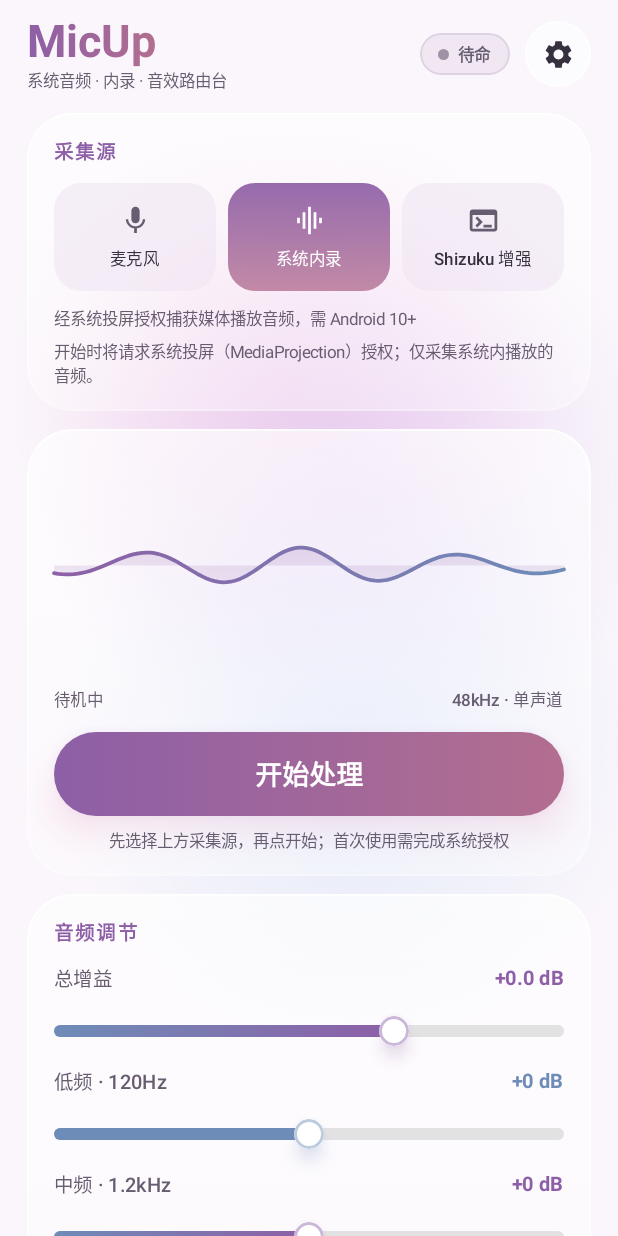
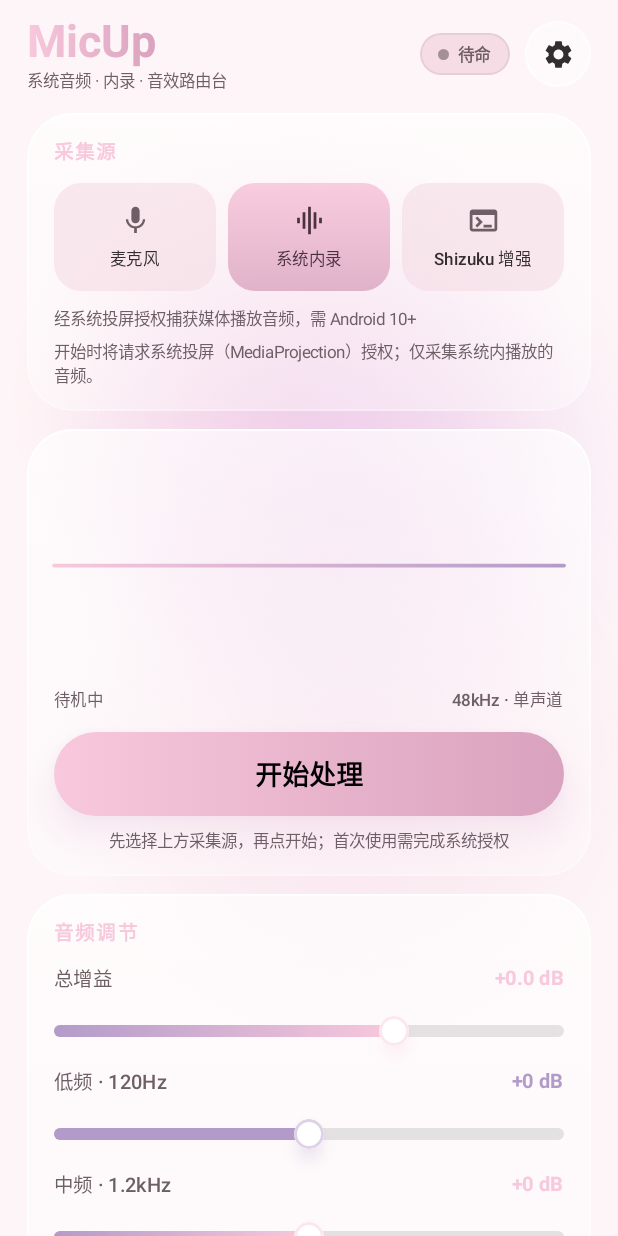
Before and after one commit to quaxsr/MicUp-Custom, an Android app built with Jetpack Compose: the screen it shows after launch (MainActivity), on a phone screen of 412 x 824 dp. Run offline under Robolectric (Android 15) with nearby library versions, the phone set to English and light mode, and no system bars; libraries missing offline, so code that uses them is left out: rikka.shizuku; 10 statements that could not run were skipped.

Commit message:
refactor: 莫兰迪粉紫主题 + 波形真实数据驱动 + 清理占位组件
- Theme.kt: 浅色固定莫兰迪粉紫（背景 #FDF5F7/卡片 #FCE8ED/选中 #F8C8DC/文字 #332D2F），深色改深邃紫灰底 + 柔和粉紫选中态，去除暗红感；不接入动态取色
- Visualizer.kt: 删除 rememberInfiniteTransition 伪造待机动画，无数据时波形呈平滑直线、频谱呈基线；采集时由 AudioEngine 实时 PCM（波形采样/FFT/RMS）驱动
- GlassKit/MainScreen: 选中态文字与图标由写死白色改为 onPrimary，保证浅粉底对比度；停止按钮与主按钮阴影改粉紫调
- SettingsRepository: 删除无任何逻辑绑定的 shizukuEnhance 占位字段

```diff
--- a/app/src/main/java/com/micup/custom/data/SettingsRepository.kt
+++ b/app/src/main/java/com/micup/custom/data/SettingsRepository.kt
@@ -62,8 +62,7 @@ data class MicUpSettings(
     val visualizerStyle: VisualizerStyle = VisualizerStyle.WAVEFORM,
     val bufferPreset: BufferPreset = BufferPreset.BALANCED,
     val rememberTuning: Boolean = true,
-    val keepScreenOn: Boolean = false,
-    val shizukuEnhance: Boolean = false
+    val keepScreenOn: Boolean = false
 )
 
 private val Context.dataStore by preferencesDataStore(name = "micup_settings")
@@ -82,7 +81,6 @@ object SettingsKeys {
     val BUFFER = stringPreferencesKey("buffer_preset")
     val REMEMBER_TUNING = booleanPreferencesKey("remember_tuning")
     val KEEP_SCREEN_ON = booleanPreferencesKey("keep_screen_on")
-    val SHIZUKU_ENHANCE = booleanPreferencesKey("shizuku_enhance")
 }
 
 /** DataStore 持久化仓库：所有设置项跨启动保存 */
@@ -105,8 +103,7 @@ class SettingsRepository(private val context: Context) {
             visualizerStyle = getEnum(SettingsKeys.VISUALIZER, d.visualizerStyle),
             bufferPreset = getEnum(SettingsKeys.BUFFER, d.bufferPreset),
             rememberTuning = this[SettingsKeys.REMEMBER_TUNING] ?: d.rememberTuning,
-            keepScreenOn = this[SettingsKeys.KEEP_SCREEN_ON] ?: d.keepScreenOn,
-            shizukuEnhance = this[SettingsKeys.SHIZUKU_ENHANCE] ?: d.shizukuEnhance
+            keepScreenOn = this[SettingsKeys.KEEP_SCREEN_ON] ?: d.keepScreenOn
         )
     }
 
@@ -128,7 +125,6 @@ class SettingsRepository(private val context: Context) {
             p[SettingsKeys.BUFFER] = s.bufferPreset.name
             p[SettingsKeys.REMEMBER_TUNING] = s.rememberTuning
             p[SettingsKeys.KEEP_SCREEN_ON] = s.keepScreenOn
-            p[SettingsKeys.SHIZUKU_ENHANCE] = s.shizukuEnhance
         }
     }
 }
--- a/app/src/main/java/com/micup/custom/ui/GlassKit.kt
+++ b/app/src/main/java/com/micup/custom/ui/GlassKit.kt
@@ -333,13 +333,13 @@ fun StatusPill(text: String, active: Boolean, modifier: Modifier = Modifier) {
                 Modifier
                     .size(7.dp)
                     .clip(CircleShape)
-                    .background(if (active) Color.White else cs.onSurfaceVariant.copy(alpha = 0.6f))
+                    .background(if (active) cs.onPrimary else cs.onSurfaceVariant.copy(alpha = 0.6f))
             )
             Spacer(Modifier.width(6.dp))
             Text(
                 text,
                 style = MaterialTheme.typography.labelMedium,
-                color = if (active) Color.White else cs.onSurfaceVariant,
+                color = if (active) cs.onPrimary else cs.onSurfaceVariant,
                 fontWeight = FontWeight.SemiBold
             )
         }
@@ -377,7 +377,7 @@ fun PresetChip(
         Text(
             text,
             style = MaterialTheme.typography.titleSmall,
-            color = if (selected) Color.White else cs.onSurfaceVariant,
+            color = if (selected) cs.onPrimary else cs.onSurfaceVariant,
             fontWeight = if (selected) FontWeight.Bold else FontWeight.Medium
         )
     }
@@ -402,7 +402,7 @@ fun GlowButton(
                 scaleX = scale
                 scaleY = scale
             }
-            .shadow(14.dp, shape, clip = false, ambientColor = Color(0xFF7C5CE0), spotColor = Color(0xFFE58FB1))
+            .shadow(14.dp, shape, clip = false, ambientColor = Color(0xFFB89BD8), spotColor = Color(0xFFD8A2C8))
             .clip(shape)
             .background(if (enabled) container else SolidColor(Color.Gray.copy(alpha = 0.4f)))
             .clickable(enabled = enabled, interactionSource = interaction, indication = null, onClick = onClick)
@@ -411,7 +411,7 @@ fun GlowButton(
     ) {
         Text(
             text,
-            color = Color.White,
+            color = cs.onPrimary,
             style = MaterialTheme.typography.titleLarge,
             fontWeight = FontWeight.Bold
         )
@@ -477,7 +477,7 @@ fun <T> ChoiceRow(
                 Text(
                     label(option),
                     style = MaterialTheme.typography.labelLarge,
-                    color = if (isSelected) Color.White else cs.onSurfaceVariant,
+                    color = if (isSelected) cs.onPrimary else cs.onSurfaceVariant,
                     fontWeight = if (isSelected) FontWeight.Bold else FontWeight.Medium,
                     maxLines = 1
                 )
--- a/app/src/main/java/com/micup/custom/ui/MainScreen.kt
+++ b/app/src/main/java/com/micup/custom/ui/MainScreen.kt
@@ -214,12 +214,12 @@ private fun RowScope.SourceOption(
             .padding(vertical = 14.dp),
         horizontalAlignment = Alignment.CenterHorizontally
     ) {
-        Icon(icon, contentDescription = mode.label, tint = if (selected) Color.White else cs.onSurfaceVariant, modifier = Modifier.size(22.dp))
+        Icon(icon, contentDescription = mode.label, tint = if (selected) cs.onPrimary else cs.onSurfaceVariant, modifier = Modifier.size(22.dp))
         Spacer(Modifier.height(6.dp))
         Text(
             mode.label,
             style = MaterialTheme.typography.labelMedium,
-            color = if (selected) Color.White else cs.onSurface
+            color = if (selected) cs.onPrimary else cs.onSurface
         )
     }
 }
@@ -303,7 +303,7 @@ private fun EngineCard(
         GlowButton(
             text = if (running) "停止处理" else "开始处理",
             container = if (running) {
-                Brush.horizontalGradient(listOf(Color(0xFF5D6780), Color(0xFF3C4459)))
+                Brush.horizontalGradient(listOf(Color(0xFF6E6180), Color(0xFF4C4158)))
             } else {
                 Brush.horizontalGradient(listOf(cs.primary, cs.secondary))
             },
--- a/app/src/main/java/com/micup/custom/ui/Visualizer.kt
+++ b/app/src/main/java/com/micup/custom/ui/Visualizer.kt
@@ -1,15 +1,9 @@
 package com.micup.custom.ui
 
-import androidx.compose.animation.core.LinearEasing
-import androidx.compose.animation.core.animateFloat
-import androidx.compose.animation.core.infiniteRepeatable
-import androidx.compose.animation.core.rememberInfiniteTransition
-import androidx.compose.animation.core.tween
 import androidx.compose.foundation.Canvas
+import androidx.compose.material3.ColorScheme
 import androidx.compose.material3.MaterialTheme
-import androidx.compose.material3.ColorScheme
 import androidx.compose.runtime.Composable
-import androidx.compose.runtime.getValue
 import androidx.compose.ui.Modifier
 import androidx.compose.ui.geometry.CornerRadius
 import androidx.compose.ui.geometry.Offset
@@ -24,13 +18,12 @@ import androidx.compose.ui.unit.dp
 import com.micup.custom.audio.AudioEngine
 import com.micup.custom.audio.EngineFrame
 import com.micup.custom.data.VisualizerStyle
-import kotlin.math.PI
 import kotlin.math.abs
-import kotlin.math.sin
 
 /**
  * 音频可视化：实时波形 / 频谱柱。
- * 无数据时播放呼吸感待机动画，界面始终“活着”。
+ * 数据全部来自 AudioEngine 实时 PCM 环（EngineFrame：波形采样 + FFT 频谱 + RMS 电平）。
+ * 无采集数据时不做任何伪造动画：波形呈平滑直线，频谱呈基线。
  */
 @Composable
 fun AudioVisualizer(
@@ -39,22 +32,15 @@ fun AudioVisualizer(
     modifier: Modifier = Modifier
 ) {
     val cs = MaterialTheme.colorScheme
-    val idle = rememberInfiniteTransition(label = "idle")
-    val idleT by idle.animateFloat(
-        initialValue = 0f,
-        targetValue = 1f,
-        animationSpec = infiniteRepeatable(animation = tween(5000, easing = LinearEasing)),
-        label = "idleT"
-    )
     Canvas(modifier) {
         when (style) {
-            VisualizerStyle.WAVEFORM -> drawWave(this, frame, idleT, cs)
-            VisualizerStyle.SPECTRUM -> drawSpectrum(this, frame, idleT, cs)
+            VisualizerStyle.WAVEFORM -> drawWave(this, frame, cs)
+            VisualizerStyle.SPECTRUM -> drawSpectrum(this, frame, cs)
         }
     }
 }
 
-private fun drawWave(scope: DrawScope, frame: EngineFrame?, idleT: Float, cs: ColorScheme) {
+private fun drawWave(scope: DrawScope, frame: EngineFrame?, cs: ColorScheme) {
     val w = scope.size.width
     val h = scope.size.height
     val cy = h / 2f
@@ -69,12 +55,8 @@ private fun drawWave(scope: DrawScope, frame: EngineFrame?, idleT: Float, cs: Co
             if (a > mx) mx = a
         }
         for (i in 0 until n) samples[i] = (samples[i] / mx).coerceIn(-1f, 1f)
-    } else {
-        for (i in 0 until n) {
-            val phase = i * 0.16f + idleT * 2f * PI.toFloat() * 2f
-            samples[i] = sin(phase) * (0.15f + 0.06f * sin(idleT * 2f * PI.toFloat() + i * 0.045f))
-        }
-    }
+    } // 无数据：samples 保持全 0，绘制结果即一条平滑直线（待机态）
+
     val amp = h * 0.38f
     val line = Path()
     for (i in 0 until n) {
@@ -82,6 +64,7 @@ private fun drawWave(scope: DrawScope, frame: EngineFrame?, idleT: Float, cs: Co
         val y = cy - samples[i] * amp
         if (i == 0) line.moveTo(x, y) else line.lineTo(x, y)
     }
+    if (src != null) {
         val fill = Path()
         fill.addPath(line)
         fill.lineTo(w, cy)
@@ -95,6 +78,7 @@ private fun drawWave(scope: DrawScope, frame: EngineFrame?, idleT: Float, cs: Co
                 endY = cy + amp
             )
         )
+    }
     scope.drawPath(
         line,
         Brush.horizontalGradient(listOf(cs.primary, cs.tertiary)),
@@ -102,7 +86,7 @@ private fun drawWave(scope: DrawScope, frame: EngineFrame?, idleT: Float, cs: Co
     )
 }
 
-private fun drawSpectrum(scope: DrawScope, frame: EngineFrame?, idleT: Float, cs: ColorScheme) {
+private fun drawSpectrum(scope: DrawScope, frame: EngineFrame?, cs: ColorScheme) {
     val w = scope.size.width
     val h = scope.size.height
     val n = AudioEngine.SPEC_BARS
@@ -117,19 +101,32 @@ private fun drawSpectrum(scope: DrawScope, frame: EngineFrame?, idleT: Float, cs
         startY = 0f,
         endY = h
     )
+    val idleColor = cs.onSurfaceVariant.copy(alpha = 0.25f)
     for (i in 0 until n) {
-        val raw = spectrum?.get(i) ?: idleBar(i, idleT)
+        val hasData = spectrum != null
+        val raw = spectrum?.get(i) ?: 0f
         val v = raw.coerceIn(0f, 1f)
         val bh = (base + v * 0.95f) * maxHeight
         val x = i * (barW + gap)
         val y0 = h - bh
+        if (hasData) {
             scope.drawRoundRect(
                 brush = gradient,
                 topLeft = Offset(x, y0),
                 size = Size(barW, bh),
                 cornerRadius = CornerRadius(barW / 2f, barW / 2f)
             )
-        val pk = (peaks?.get(i) ?: (v + 0.08f)).coerceIn(0f, 1f)
+        } else {
+            // 待机：仅基线高度，静态呈现
+            scope.drawRoundRect(
+                color = idleColor,
+                topLeft = Offset(x, y0),
+                size = Size(barW, bh),
+                cornerRadius = CornerRadius(barW / 2f, barW / 2f)
+            )
+        }
+        if (peaks != null) {
+            val pk = peaks[i].coerceIn(0f, 1f)
             val py = h - (base + pk * 0.95f) * maxHeight
             scope.drawRoundRect(
                 color = cs.onSurfaceVariant.copy(alpha = 0.55f),
@@ -139,9 +136,4 @@ private fun drawSpectrum(scope: DrawScope, frame: EngineFrame?, idleT: Float, cs
             )
         }
     }
-
-private fun idleBar(i: Int, t: Float): Float {
-    val a = sin(i * 0.42f + t * 2f * PI.toFloat()) * 0.5f + 0.5f
-    val b = sin(i * 0.11f - t * 4f * PI.toFloat()) * 0.5f + 0.5f
-    return 0.10f + 0.5f * a * b
 }
--- a/app/src/main/java/com/micup/custom/ui/theme/Theme.kt
+++ b/app/src/main/java/com/micup/custom/ui/theme/Theme.kt
@@ -27,63 +27,63 @@ import com.micup.custom.data.ThemeMode
 /** 当前界面材质，供玻璃组件自适应 */
 val LocalMaterialStyle = staticCompositionLocalOf { MaterialStyle.LIQUID_GLASS }
 
-// ————— 浅色：低饱和粉紫调 —————
+// ————— 浅色：莫兰迪粉紫调（强制固定，显式禁用动态取色，不随壁纸变色） —————
 private val LightColors = lightColorScheme(
-    primary = Color(0xFF8D5FA6),
-    onPrimary = Color(0xFFFFFFFF),
-    primaryContainer = Color(0xFFEFDCF6),
-    onPrimaryContainer = Color(0xFF311B3D),
-    secondary = Color(0xFFB36E8F),
-    onSecondary = Color(0xFFFFFFFF),
-    secondaryContainer = Color(0xFFFADEEC),
-    onSecondaryContainer = Color(0xFF3A1F2E),
-    tertiary = Color(0xFF6E8CB8),
-    onTertiary = Color(0xFFFFFFFF),
-    tertiaryContainer = Color(0xFFDCE7F9),
-    onTertiaryContainer = Color(0xFF1C3149),
-    background = Color(0xFFFAF6FB),
-    onBackground = Color(0xFF37303F),
-    surface = Color(0xFFFDFAFE),
-    onSurface = Color(0xFF37303F),
-    surfaceVariant = Color(0xFFF0E7F3),
-    onSurfaceVariant = Color(0xFF675C70),
-    outline = Color(0xFFB9ABC1),
+    primary = Color(0xFFF8C8DC),        // 选中状态：柔和粉
+    onPrimary = Color(0xFF4A3241),      // 浅粉底上用深玫瑰灰保证对比度
+    primaryContainer = Color(0xFFFAD4E3),
+    onPrimaryContainer = Color(0xFF432B38),
+    secondary = Color(0xFFD9A2BE),      // 藕粉
+    onSecondary = Color(0xFF46283A),
+    secondaryContainer = Color(0xFFF3D7E3),
+    onSecondaryContainer = Color(0xFF402836),
+    tertiary = Color(0xFFB39BC9),       // 灰紫
+    onTertiary = Color(0xFF332743),
+    tertiaryContainer = Color(0xFFE6DCF0),
+    onTertiaryContainer = Color(0xFF2C2240),
+    background = Color(0xFFFDF5F7),     // 主背景：极浅柔粉
+    onBackground = Color(0xFF332D2F),   // 主文字：深灰褐（非纯黑）
+    surface = Color(0xFFFCE8ED),        // 卡片：浅藕粉
+    onSurface = Color(0xFF332D2F),
+    surfaceVariant = Color(0xFFF6DCE4),
+    onSurfaceVariant = Color(0xFF6E5E66),
+    outline = Color(0xFFC7B2BC),
     error = Color(0xFFB3261E),
     onError = Color(0xFFFFFFFF),
     errorContainer = Color(0xFFF9DAD6),
     onErrorContainer = Color(0xFF410E0B)
 )
 
-// ————— 深色：深蓝灰底 + 紫色点缀 —————
+// ————— 深色：深邃紫灰（冷调，去除暗红感） + 柔和醒目粉紫点缀 —————
 private val DarkColors = darkColorScheme(
-    primary = Color(0xFFBDA0F0),
-    onPrimary = Color(0xFF261145),
-    primaryContainer = Color(0xFF3D2A64),
-    onPrimaryContainer = Color(0xFFEBDFFF),
-    secondary = Color(0xFFDCAFCB),
-    onSecondary = Color(0xFF3B1F31),
-    secondaryContainer = Color(0xFF532F46),
-    onSecondaryContainer = Color(0xFFFADEEC),
-    tertiary = Color(0xFFA8C4F0),
-    onTertiary = Color(0xFF173252),
-    tertiaryContainer = Color(0xFF304968),
-    onTertiaryContainer = Color(0xFFD6E4FA),
-    background = Color(0xFF12151E),
-    onBackground = Color(0xFFE5E2EE),
-    surface = Color(0xFF181C27),
-    onSurface = Color(0xFFE5E2EE),
-    surfaceVariant = Color(0xFF242B3C),
-    onSurfaceVariant = Color(0xFFA9A4BD),
-    outline = Color(0xFF5B5675),
+    primary = Color(0xFFE3A6D8),        // 选中状态：柔和醒目粉紫
+    onPrimary = Color(0xFF3A1F3C),
+    primaryContainer = Color(0xFF4A2C50),
+    onPrimaryContainer = Color(0xFFF6D9EE),
+    secondary = Color(0xFFC79BD4),      // 粉紫
+    onSecondary = Color(0xFF33204A),
+    secondaryContainer = Color(0xFF442E52),
+    onSecondaryContainer = Color(0xFFF3DFF0),
+    tertiary = Color(0xFFA99AE0),       // 蓝紫
+    onTertiary = Color(0xFF2A2148),
+    tertiaryContainer = Color(0xFF3C3158),
+    onTertiaryContainer = Color(0xFFE2DBF5),
+    background = Color(0xFF171320),     // 主背景：深邃紫灰
+    onBackground = Color(0xFFEAE4EE),
+    surface = Color(0xFF1F1A28),        // 卡片：深紫灰
+    onSurface = Color(0xFFEAE4EE),
+    surfaceVariant = Color(0xFF2A2333),
+    onSurfaceVariant = Color(0xFFA89CB2),
+    outline = Color(0xFF574B62),
     error = Color(0xFFF2B8B5),
     onError = Color(0xFF601410),
     errorContainer = Color(0xFF8C1D18),
     onErrorContainer = Color(0xFFF9DAD6)
 )
 
-/** 氛围光斑（液态玻璃背景） */
-val LightAurora = listOf(Color(0xFFF6C6E2), Color(0xFFDCC3F4), Color(0xFFC6DCF6))
-val DarkAurora = listOf(Color(0xFF5B3F9E), Color(0xFF2F3F76), Color(0xFF7C3F86))
+/** 氛围光斑（液态玻璃背景）：浅色粉紫 / 深色冷调深紫 */
+val LightAurora = listOf(Color(0xFFF7C9DB), Color(0xFFE5C4EF), Color(0xFFF3CBE0))
+val DarkAurora = listOf(Color(0xFF523C86), Color(0xFF323468), Color(0xFF64418C))
 
 private val MicUpTypography = Typography(
     headlineMedium = TextStyle(fontWeight = FontWeight.Bold, fontSize = 26.sp, lineHeight = 32.sp, letterSpacing = (-0.3).sp),
```
Lines whose indentation alone changed are shown as unchanged.
